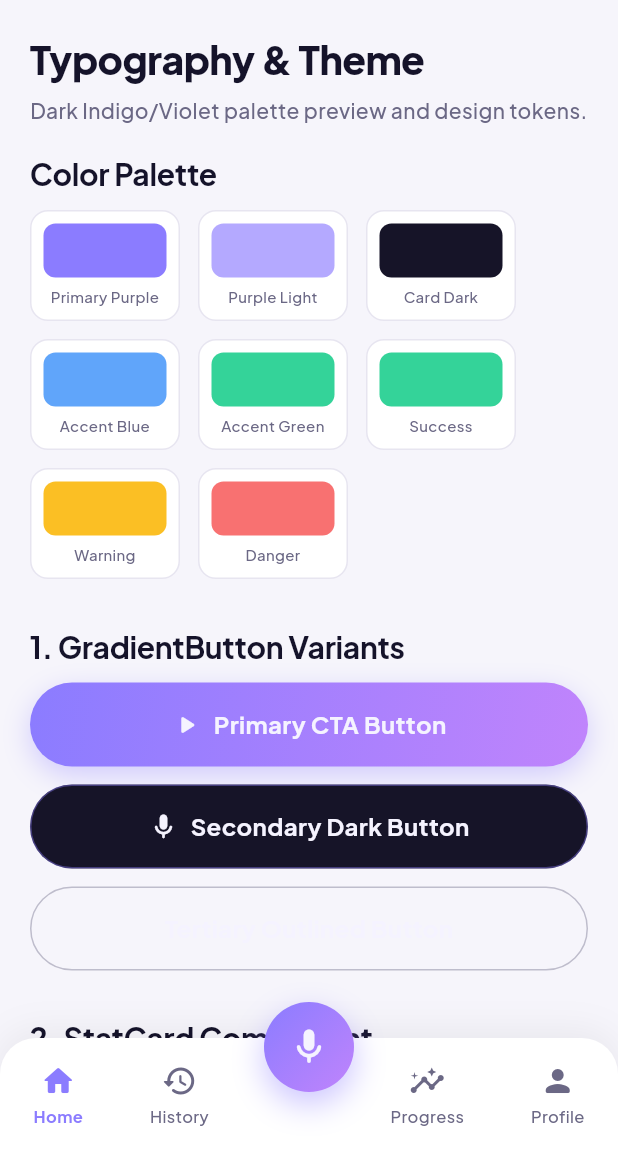
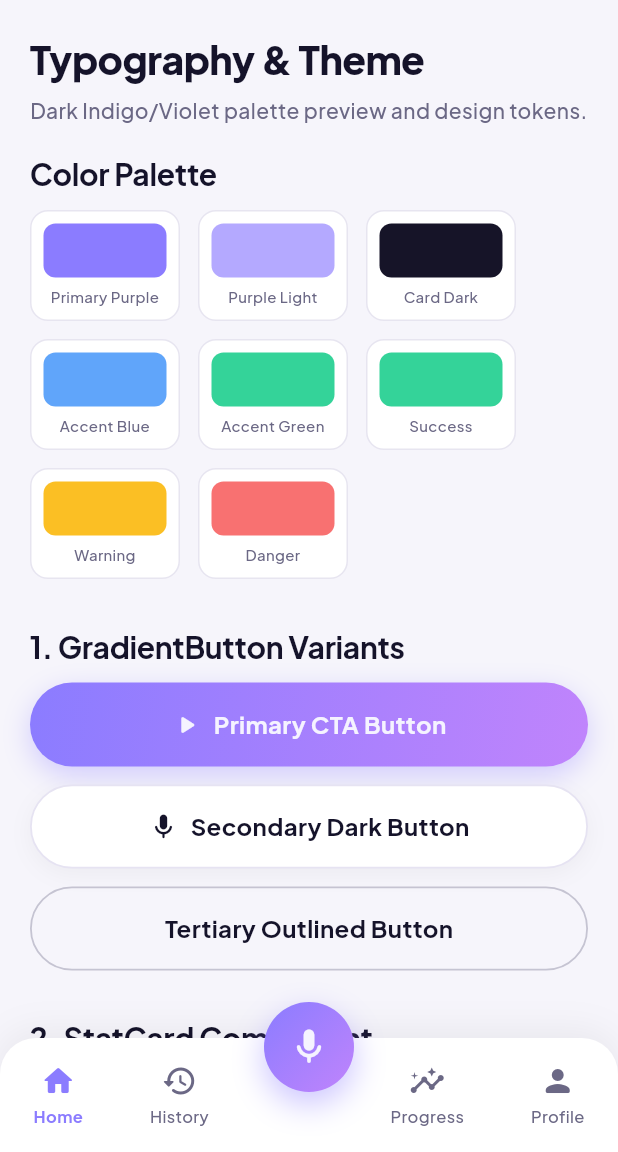
Before and after one commit to Dakshin10/pitch-coach-ai, a Flutter app: the DesignSystemDemoPage screen opened by its route, on a phone screen of 412 x 824 dp, the part 84-1236 px from its top. Run offline on Flutter 3.47's test engine with Material 3 defaults, Android fonts, the phone set to English and light mode, and no system bars; our stand-ins replace audioplayers, dio, firebase_auth, firebase_core, fl_chart, flutter_local_notifications and 7 more; missing offline and left inert: record; accounts and stored records are empty.

Commit message:
style: make secondary and tertiary buttons theme-aware
Co-authored-by: Cursor <cursoragent@cursor.com>

```diff
--- a/lib/core/widgets/gradient_button.dart
+++ b/lib/core/widgets/gradient_button.dart
@@ -76,16 +76,29 @@ class _GradientButtonState extends State<GradientButton> {
         break;
 
       case GradientButtonVariant.secondary:
+        final isDark = Theme.of(context).brightness == Brightness.dark;
         decoration = BoxDecoration(
-          color: AppColors.cardDark,
+          color: isDark ? AppColors.cardDark : Colors.white,
           borderRadius: BorderRadius.circular(28),
           border: Border.all(
-            color: widget.borderColor ?? AppColors.primaryPurple.withValues(alpha: 0.4),
-            width: 1,
+            color: widget.borderColor ??
+                (isDark
+                    ? Colors.white.withValues(alpha: 0.14)
+                    : AppColors.cardLightBorder),
+            width: 1.2,
           ),
+          boxShadow: isDark
+              ? null
+              : [
+                  BoxShadow(
+                    color: Colors.black.withValues(alpha: 0.04),
+                    blurRadius: 12,
+                    offset: const Offset(0, 4),
+                  ),
+                ],
         );
         textStyle = AppTextStyles.headingM.copyWith(
-          color: widget.textColor ?? AppColors.textOnDark,
+          color: widget.textColor ?? AppColors.textPrimaryOf(context),
         );
         break;
 
@@ -94,12 +107,13 @@ class _GradientButtonState extends State<GradientButton> {
           color: Colors.transparent,
           borderRadius: BorderRadius.circular(28),
           border: Border.all(
-            color: widget.borderColor ?? AppColors.textSecondary.withValues(alpha: 0.4),
-            width: 1,
+            color: widget.borderColor ??
+                AppColors.textSecondary.withValues(alpha: 0.35),
+            width: 1.2,
           ),
         );
         textStyle = AppTextStyles.headingM.copyWith(
-          color: widget.textColor ?? AppColors.textOnDark,
+          color: widget.textColor ?? AppColors.textPrimaryOf(context),
         );
         break;
     }
```
